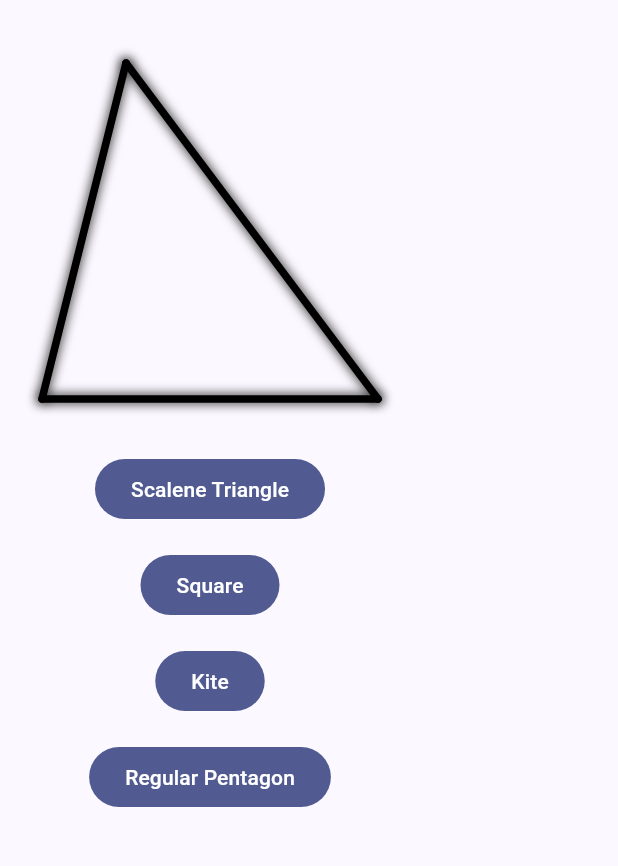
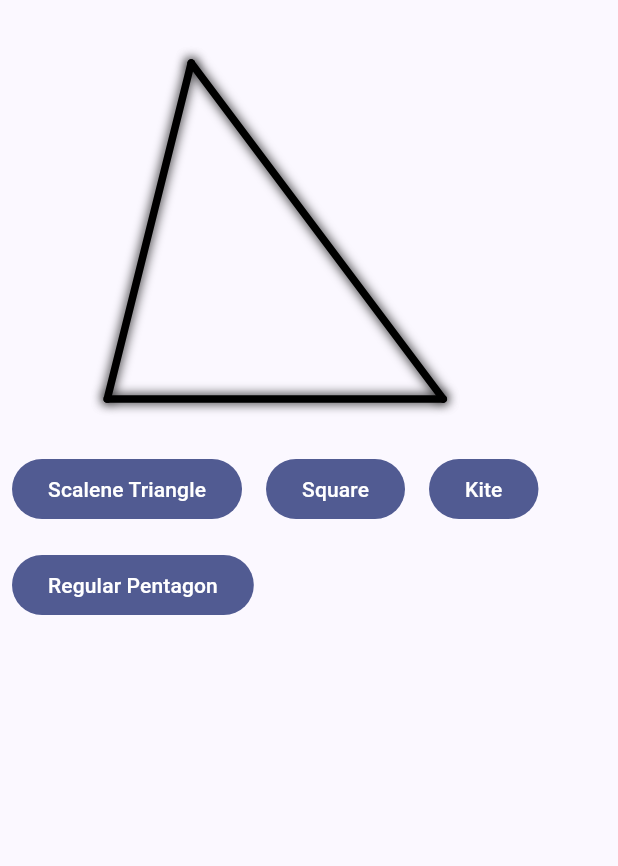
Before and after one commit to TechieBlossom/custom_implicit_animation, a Flutter app: the screen it shows after launch, on a phone screen of 412 x 824 dp, the part 63-929 px from its top. Run offline on Flutter 3.47's test engine with Material 2 defaults, Android fonts, the phone set to English and light mode, and no system bars.

Commit message:
Use wrap

```diff
--- a/lib/animated_polygon_screen.dart
+++ b/lib/animated_polygon_screen.dart
@@ -41,6 +41,8 @@ class _AnimatedPolygonScreenState extends State<AnimatedPolygonScreen> {
               offsets: _offsets(),
             ),
           ),
+          Wrap(
+            children: [
               Padding(
                 padding: const EdgeInsets.all(8.0),
                 child: FilledButton(
@@ -68,6 +70,8 @@ class _AnimatedPolygonScreenState extends State<AnimatedPolygonScreen> {
                   onPressed: () => _setPolygonType(PolygonType.regularPentagon),
                   child: const Text('Regular Pentagon'),
                 ),
+              ),
+            ],
           ),
         ],
       ),
```
Lines whose indentation alone changed are shown as unchanged.
